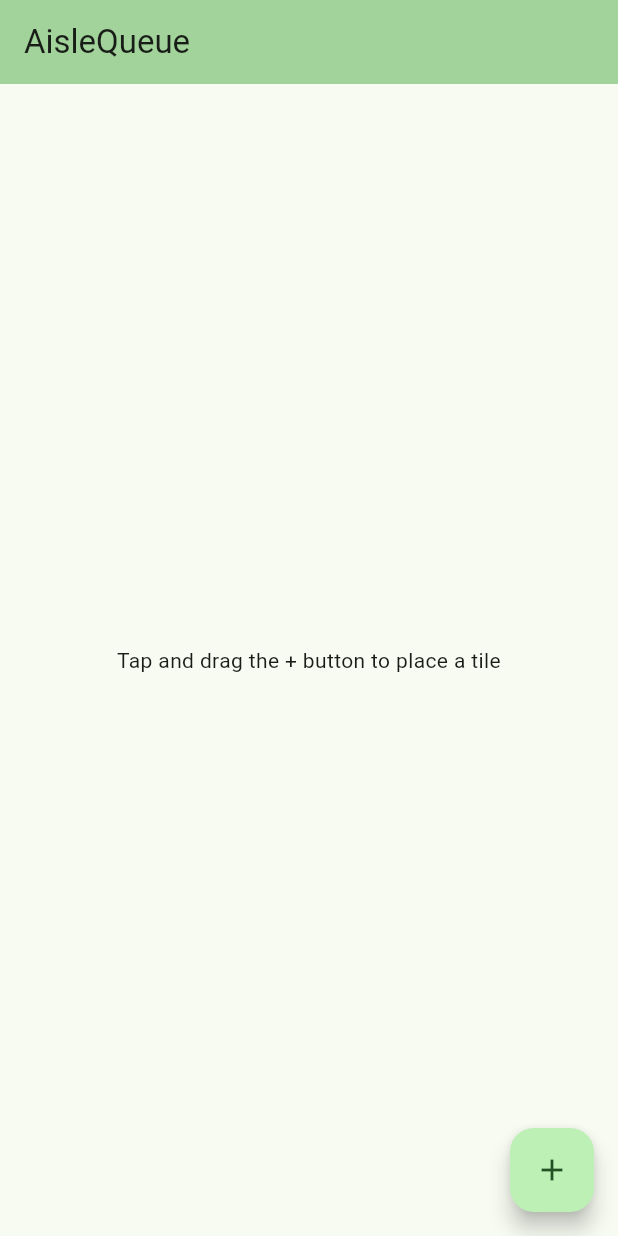
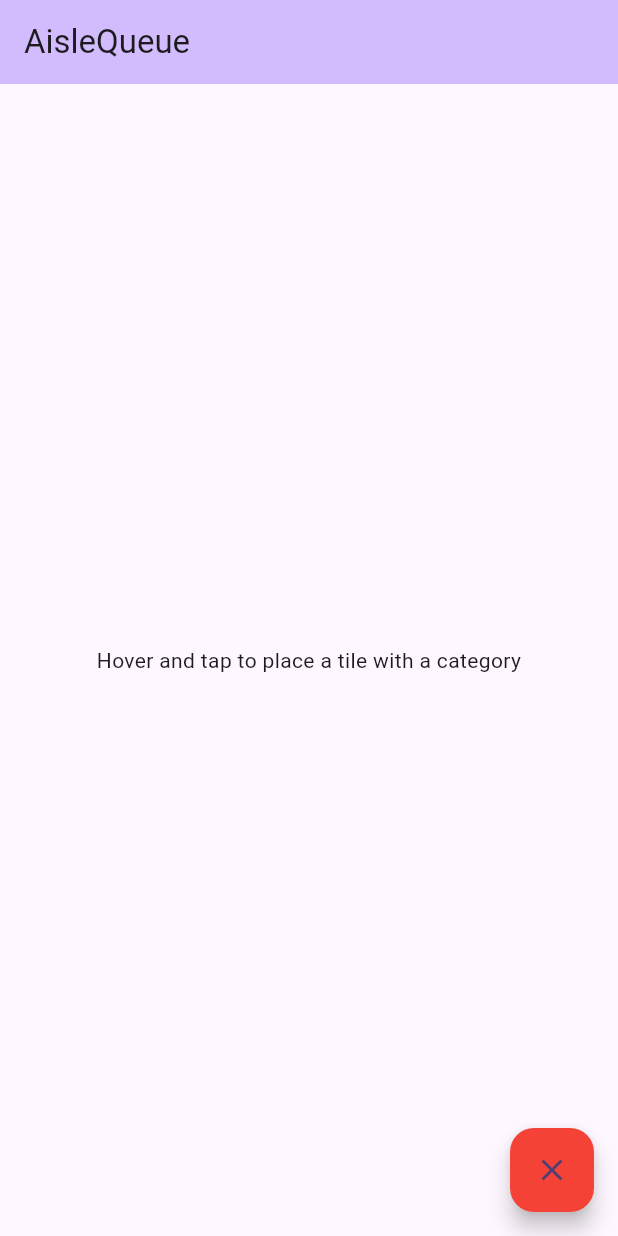
Before and after one commit to JGEPT/AisleQueue, a Flutter app: the screen it shows after launch, after a tap on the "add" icon, on a phone screen of 412 x 824 dp. Run offline on Flutter 3.47's test engine with Material 3 defaults, Android fonts, the light colour scheme and no system bars.

Commit message:
[Feature]James - Improved the tile placement, and made it so that you can input a specific category

```diff
--- a/aislequeue/lib/main.dart
+++ b/aislequeue/lib/main.dart
@@ -13,7 +13,7 @@ class MyApp extends StatelessWidget {
     return MaterialApp(
       title: 'AisleQueue',
       theme: ThemeData(
-        colorScheme: ColorScheme.fromSeed(seedColor: Colors.green),
+        colorScheme: ColorScheme.fromSeed(seedColor: Colors.deepPurple),
         useMaterial3: true,
       ),
       home: const MyHomePage(title: 'AisleQueue'),
@@ -23,7 +23,6 @@ class MyApp extends StatelessWidget {
 
 class MyHomePage extends StatefulWidget {
   const MyHomePage({super.key, required this.title});
-
   final String title;
 
   @override
@@ -31,100 +30,158 @@ class MyHomePage extends StatefulWidget {
 }
 
 class _MyHomePageState extends State<MyHomePage> {
-  final List<Positioned> _placedTiles = [];
-  bool _isDraggingTile = false;
+  final List<PlacedTileData> _placedTiles = [];
+  bool _isPlacementMode = false;
   Offset _currentTilePosition = Offset.zero;
 
-  void _startPlacingTile(TapDownDetails details) {
+  void _togglePlacementMode() {
     setState(() {
-      _isDraggingTile = true;
-      _currentTilePosition = details.globalPosition;
+      _isPlacementMode = !_isPlacementMode;
     });
   }
 
-  void _updateTilePosition(DragUpdateDetails details) {
-    if (_isDraggingTile) {
+  Future<void> _showCategoryDialog(BuildContext context) async {
+    final TextEditingController categoryController = TextEditingController();
+
+    return showDialog<void>(
+      context: context,
+      builder: (BuildContext context) {
+        return AlertDialog(
+          title: const Text('Enter Category Name'),
+          content: TextField(
+            controller: categoryController,
+            decoration: const InputDecoration(
+              hintText: 'Enter a category name',
+            ),
+          ),
+          actions: <Widget>[
+            TextButton(
+              child: const Text('Cancel'),
+              onPressed: () {
+                Navigator.of(context).pop();
+              },
+            ),
+            TextButton(
+              child: const Text('Add'),
+              onPressed: () {
+                if (categoryController.text.isNotEmpty) {
+                  _placeTile(categoryController.text);
+                  Navigator.of(context).pop();
+                }
+              },
+            ),
+          ],
+        );
+      },
+    );
+  }
+
+  void _placeTile(String category) {
     setState(() {
-        _currentTilePosition = details.globalPosition;
+      final newTile = PlacedTileData(
+        left: _currentTilePosition.dx - 50,
+        top: _currentTilePosition.dy - 75,
+        category: category,
+      );
+      _placedTiles.add(newTile);
     });
   }
-  }
 
-  void _placeTile(TapUpDetails details) {
-    if (_isDraggingTile) {
+  void _updateTilePosition(Offset position) {
     setState(() {
-        // Create a new positioned tile at the current position
-        final newTile = Positioned(
-          left: _currentTilePosition.dx - 25, // Adjust to center the tile
-          top: _currentTilePosition.dy - 25,
-          child: Container(
-            width: 50,
-            height: 50,
-            color: Colors.blue.shade300,
-            child: Center(
-              child: Text('${_placedTiles.length + 1}'),
-            ),
-          ),
-        );
-
-        _placedTiles.add(newTile);
-        _isDraggingTile = false;
+      _currentTilePosition = position;
     });
-    }
   }
 
   @override
   Widget build(BuildContext context) {
-    return GestureDetector(
-      onTapDown: _startPlacingTile,
-      onPanUpdate: _updateTilePosition,
-      onTapUp: _placeTile,
-      child: Scaffold(
+    return Scaffold(
       appBar: AppBar(
         backgroundColor: Theme.of(context).colorScheme.inversePrimary,
         title: Text(widget.title),
       ),
-        body: Stack(
+      body: MouseRegion(
+        onHover: (details) => _updateTilePosition(details.position),
+        child: GestureDetector(
+          onTap: _isPlacementMode
+            ? () => _showCategoryDialog(context)
+            : null,
+          child: Stack(
             children: [
               Center(
                 child: Column(
                   mainAxisAlignment: MainAxisAlignment.center,
-                children: <Widget>[
-                  const Text(
-                    'Tap and drag the + button to place a tile',
+                  children: [
+                    Text(
+                      _isPlacementMode
+                        ? 'Hover and tap to place a tile with a category'
+                        : 'Toggle placement mode to add tiles',
                       textAlign: TextAlign.center,
                     ),
                   ],
                 ),
               ),
-            // Add all the placed tiles
-            ..._placedTiles,
+              // Render placed tiles
+              ..._placedTiles.map((tileData) => Positioned(
+                left: tileData.left,
+                top: tileData.top,
+                child: Container(
+                  width: 100,
+                  height: 50,
+                  color: Colors.blue.shade300,
+                  child: Center(
+                    child: Text(
+                      tileData.category,
+                      textAlign: TextAlign.center,
+                      style: const TextStyle(color: Colors.white),
+                    ),
+                  ),
+                ),
+              )),
 
-            // Dragging tile
-            if (_isDraggingTile)
+              // Preview tile in placement mode
+              if (_isPlacementMode)
                 Positioned(
-                left: _currentTilePosition.dx - 25,
-                top: _currentTilePosition.dy - 25,
+                  left: _currentTilePosition.dx - 50,
+                  top: _currentTilePosition.dy - 75,
                   child: Opacity(
                     opacity: 0.5,
                     child: Container(
-                    width: 50,
+                      width: 100,
                       height: 50,
-                    color: Colors.blue.shade300,
-                    child: Center(
-                      child: Text('${_placedTiles.length + 1}'),
+                      color: Colors.blue.shade200,
+                      child: const Center(
+                        child: Text(
+                          'New Tile',
+                          style: TextStyle(color: Colors.white),
+                        ),
                       ),
                     ),
                   ),
                 ),
             ],
           ),
+        ),
+      ),
       floatingActionButton: FloatingActionButton(
-          onPressed: () {}, // Disabled regular onPressed
-          tooltip: 'Drag to place tile',
-          child: const Icon(Icons.add),
-        ),
+        onPressed: _togglePlacementMode,
+        tooltip: 'Toggle Placement Mode',
+        backgroundColor: _isPlacementMode ? Colors.red : Colors.green,
+        child: Icon(_isPlacementMode ? Icons.close : Icons.add),
       ),
     );
   }
 }
+
+// A data class to store tile information
+class PlacedTileData {
+  final double left;
+  final double top;
+  final String category;
+
+  PlacedTileData({
+    required this.left,
+    required this.top,
+    required this.category,
+  });
+}
```
Lines whose indentation alone changed are shown as unchanged.
